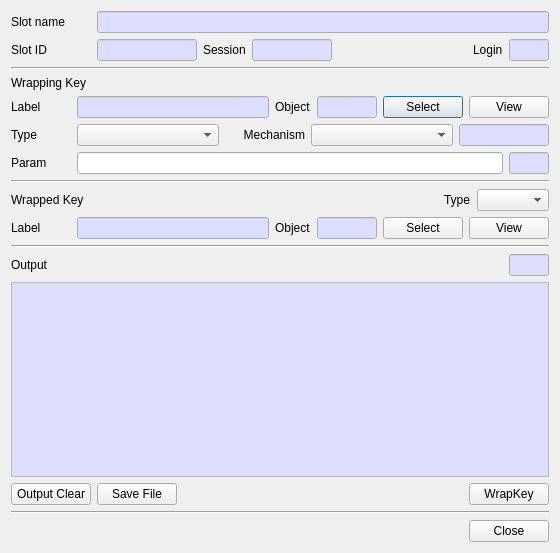
This is CryptokiMan/wrap_key_dlg.ui in jykim74/CryptokiMan as Qt 5 draws it before an edit. The edited form follows.
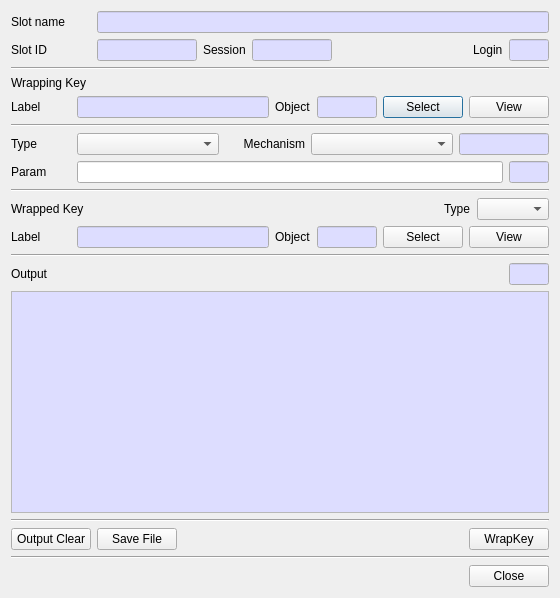
This is the edited form.

The edit to the form file:
```diff
--- a/CryptokiMan/wrap_key_dlg.ui
+++ b/CryptokiMan/wrap_key_dlg.ui
@@ -7,7 +7,7 @@
     <x>0</x>
     <y>0</y>
     <width>560</width>
-    <height>553</height>
+    <height>598</height>
    </rect>
   </property>
   <property name="windowTitle">
@@ -407,6 +407,13 @@
      </item>
     </layout>
    </item>
+   <item>
+    <widget class="Line" name="line_5">
+     <property name="orientation">
+      <enum>Qt::Horizontal</enum>
+     </property>
+    </widget>
+   </item>
    <item>
     <layout class="QGridLayout" name="gridLayout_7">
      <item row="0" column="2">
@@ -911,6 +918,13 @@
      </property>
     </widget>
    </item>
+   <item>
+    <widget class="Line" name="line_6">
+     <property name="orientation">
+      <enum>Qt::Horizontal</enum>
+     </property>
+    </widget>
+   </item>
    <item>
     <layout class="QGridLayout" name="gridLayout_8">
      <property name="topMargin">
```
